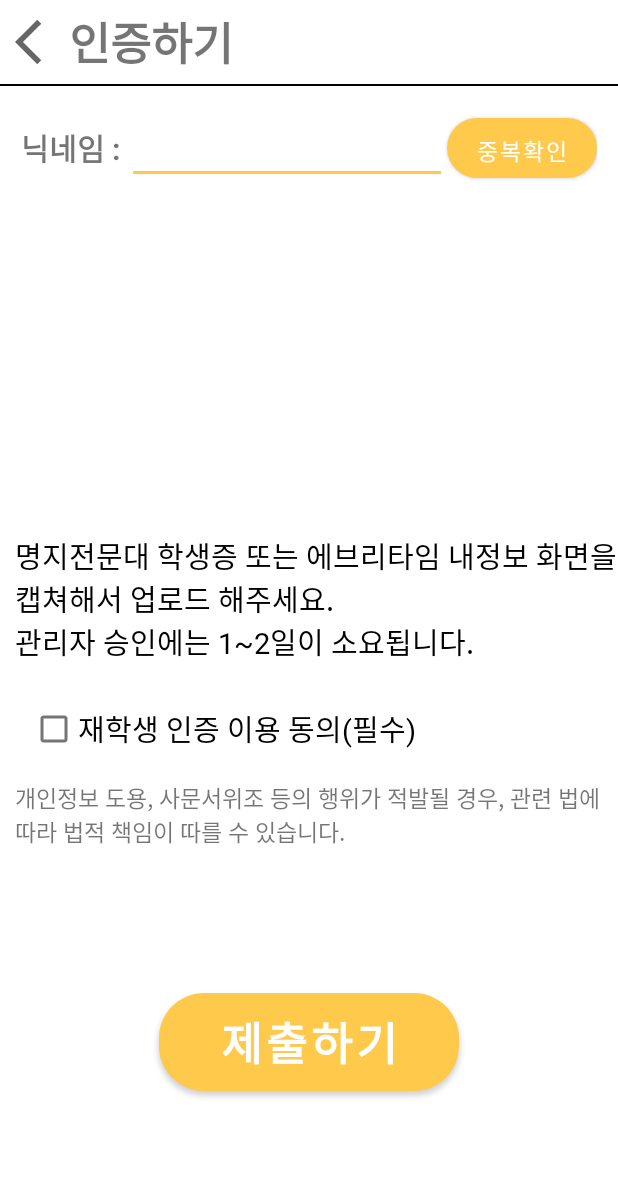
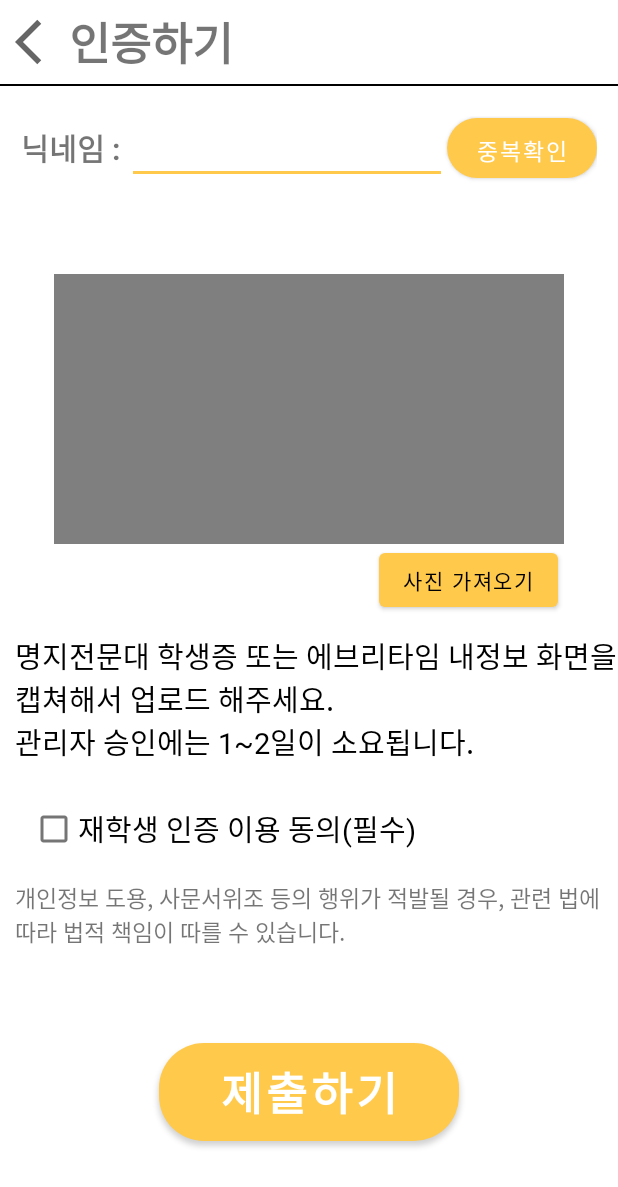
Before and after one commit to changkiyun/ProjectPickALunch, an Android app: the UserInformationConfirm screen opened directly, with no data from a screen before it, on a phone screen of 412 x 824 dp. Shown: the top 1187 px of the screen. Run offline under Robolectric (Android 15) with nearby library versions, the phone set to English and light mode, and no system bars.

Commit message:
인증 사진 업로드

```diff
--- a/app/build.gradle
+++ b/app/build.gradle
@@ -28,7 +28,7 @@
 }
 
 dependencies {
-
+    implementation 'com.github.bumptech.glide:glide:3.7.0'
     implementation 'androidx.appcompat:appcompat:1.4.1'
     implementation 'com.google.android.material:material:1.6.0'
     implementation 'androidx.constraintlayout:constraintlayout:2.1.4'
--- a/app/src/main/java/com/example/projectpickalunch/user_information/UserInformationConfirm.java
+++ b/app/src/main/java/com/example/projectpickalunch/user_information/UserInformationConfirm.java
@@ -1,20 +1,45 @@
 package com.example.projectpickalunch.user_information;
 
+import android.content.Intent;
+import android.net.Uri;
 import android.os.Bundle;
 import android.view.View;
+import android.widget.Button;
 import android.widget.ImageButton;
+import android.widget.ImageView;
 
+import androidx.annotation.Nullable;
 import androidx.appcompat.app.AppCompatActivity;
 
+import com.bumptech.glide.Glide;
 import com.example.projectpickalunch.R;
+
+import java.net.URI;
 
 public class UserInformationConfirm extends AppCompatActivity {
     ImageButton userInfoReturnButton;
 
+    ImageView confrimImage;
+    Button gallery;
+    Button camere;
+    private static final int REQUEST_CODE = 0;
     @Override
     protected void onCreate(Bundle savedInstanceState) {
         super.onCreate(savedInstanceState);
         setContentView(R.layout.user_information_confirm);
+
+        confrimImage = findViewById(R.id.confirm_image);
+        gallery = findViewById(R.id.confirm_gallery);
+
+        gallery.setOnClickListener(new View.OnClickListener() {
+            @Override
+            public void onClick(View view) {
+                Intent intent = new Intent();
+                intent.setType("image/*");
+                intent.setAction(Intent.ACTION_GET_CONTENT);
+                startActivityForResult(intent, REQUEST_CODE);
+            }
+        });
 
         userInfoReturnButton = (ImageButton) findViewById(R.id.userInfoReturnButton);
         userInfoReturnButton.setOnClickListener(new View.OnClickListener() {
@@ -25,4 +50,21 @@
         });
 
     }
+
+    @Override
+    public void onActivityResult(int requestCode, int resultCode, @Nullable Intent data) {
+        super.onActivityResult(requestCode, resultCode, data);
+
+        if(requestCode == REQUEST_CODE){
+            if(resultCode == RESULT_OK){
+                try{
+                    Uri uri = data.getData();
+                    Glide.with(getApplicationContext()).load(uri).into(confrimImage);
+                }catch (Exception e){
+
+                }
+            }else if(resultCode == RESULT_CANCELED){
+            }
+        }
+    }
 }
--- a/app/src/main/res/layout/user_information_confirm.xml
+++ b/app/src/main/res/layout/user_information_confirm.xml
@@ -94,12 +94,32 @@
 
     </LinearLayout>
 
-    <androidx.constraintlayout.widget.Guideline
-        android:id="@+id/imageUploadGuideline"
-        android:layout_width="wrap_content"
-        android:layout_height="wrap_content"
-        android:orientation="horizontal"
-        app:layout_constraintGuide_begin="356dp" />
+    <androidx.constraintlayout.widget.ConstraintLayout
+        android:layout_width="match_parent"
+        android:layout_height="300sp"
+        app:layout_constraintTop_toBottomOf="@+id/userNickname"
+        android:id="@+id/imageUploadGuideline">
+
+        <ImageView
+            android:id="@+id/confirm_image"
+            android:layout_width="match_parent"
+            android:layout_height="wrap_content"
+            android:src="@drawable/gray"
+            app:layout_constraintBottom_toBottomOf="parent"
+            app:layout_constraintLeft_toLeftOf="parent"
+            app:layout_constraintTop_toTopOf="@+id/imageUploadGuideline" />
+
+        <Button
+            android:id="@+id/confirm_gallery"
+            android:layout_width="wrap_content"
+            android:layout_height="wrap_content"
+            android:text="사진 가져오기"
+            app:layout_constraintEnd_toEndOf="parent"
+            app:layout_constraintTop_toBottomOf="@+id/confirm_image"
+            android:layout_marginRight="40sp"/>
+
+
+    </androidx.constraintlayout.widget.ConstraintLayout>
 
     <TextView
         android:id="@+id/userConfirmMessage"
```
Also changed, not shown: app/src/main/res/drawable/gray.png (added), app/src/main/res/drawable/testtest.jpg (added).
